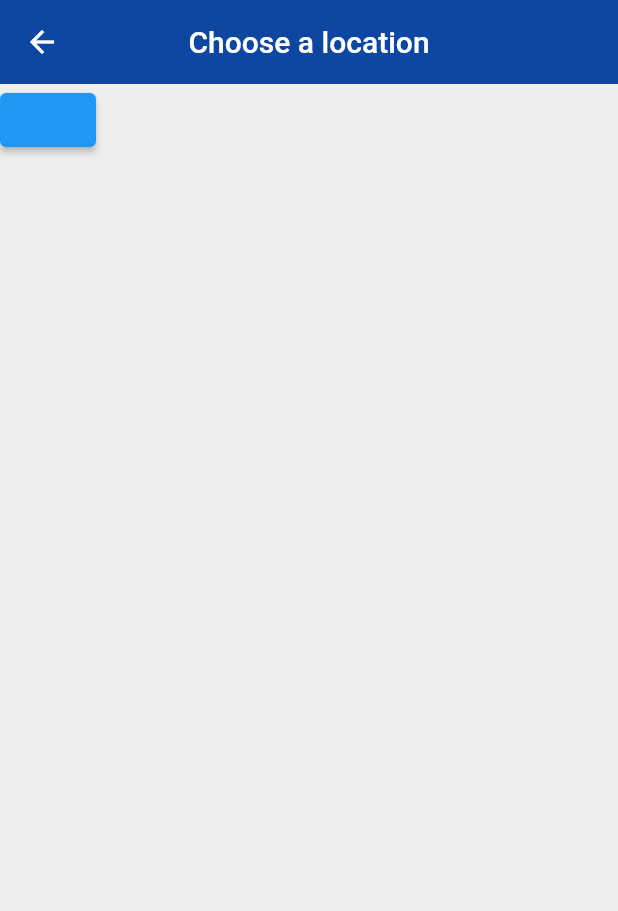
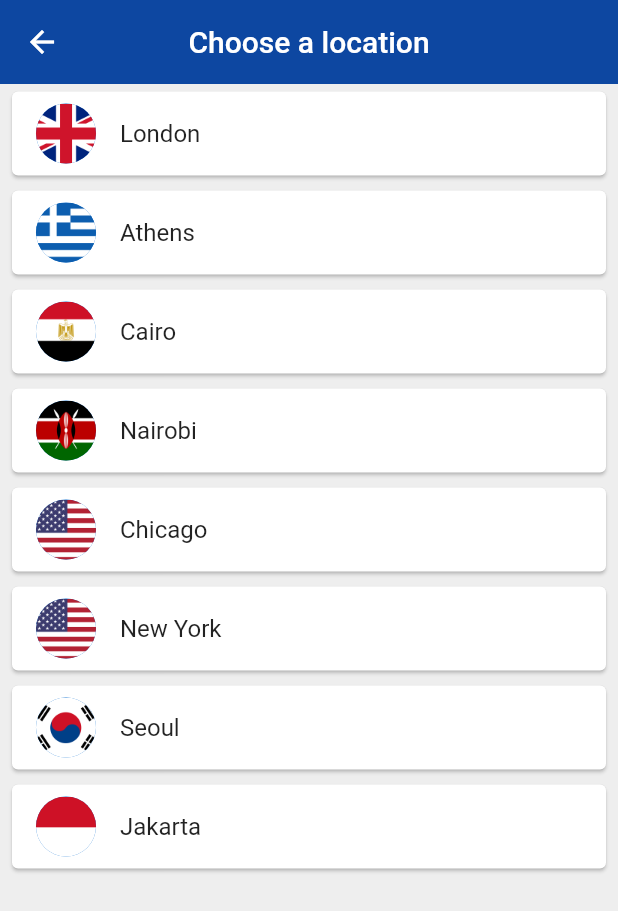
Before and after one commit to BinhT1/Flutter-fundamental, a Flutter app: the ChooseLocation screen opened by its route, on a phone screen of 412 x 824 dp. Shown: the top 911 px of the screen. Run offline on Flutter 3.47's test engine with Material 2 defaults, Android fonts, the phone set to English and light mode, and no system bars; our stand-ins replace flutter_spinkit; network calls fail; statements that could not run were skipped.

Commit message:
update time

```diff
--- a/lib/pages/choose_location.dart
+++ b/lib/pages/choose_location.dart
@@ -1,4 +1,5 @@
 import 'package:flutter/material.dart';
+import 'package:flutter_fundamental/services/world_time.dart';
 
 class ChooseLocation extends StatefulWidget {
   const ChooseLocation({Key? key}) : super(key: key);
@@ -8,20 +9,28 @@ class ChooseLocation extends StatefulWidget {
 }
 
 class _ChooseLocationState extends State<ChooseLocation> {
-  void getData() async {
-    String username = await Future.delayed(Duration(seconds: 3), () {
-      return 'Binh';
+  List<WorldTime> locations = [
+    WorldTime(url: 'Europe/London', location: 'London', flag: 'uk.png'),
+    WorldTime(url: 'Europe/Berlin', location: 'Athens', flag: 'greece.png'),
+    WorldTime(url: 'Africa/Cairo', location: 'Cairo', flag: 'egypt.png'),
+    WorldTime(url: 'Africa/Nairobi', location: 'Nairobi', flag: 'kenya.png'),
+    WorldTime(url: 'America/Chicago', location: 'Chicago', flag: 'usa.png'),
+    WorldTime(url: 'America/New_York', location: 'New York', flag: 'usa.png'),
+    WorldTime(url: 'Asia/Seoul', location: 'Seoul', flag: 'south_korea.png'),
+    WorldTime(url: 'Asia/Jakarta', location: 'Jakarta', flag: 'indonesia.png'),
+  ];
+
+  void updateTime(index) async {
+    WorldTime instance = locations[index];
+    await instance.getData();
+
+    //navigate to home screen
+    Navigator.pop(context, {
+      'location': instance.location,
+      'flag': instance.flag,
+      'time': instance.time,
+      'isDaytime': instance.isDaytime,
     });
-    String bio = await Future.delayed(Duration(seconds: 2), () {
-      return 'vegan, musician & egg collector';
-    });
-    print('$username - $bio');
-  }
-
-  @override
-  void initState() {
-    super.initState();
-    getData();
   }
 
   @override
@@ -34,7 +43,26 @@ class _ChooseLocationState extends State<ChooseLocation> {
         centerTitle: true,
         elevation: 0,
       ),
-      body: ElevatedButton(onPressed: () {}, child: Text('')),
+      body: ListView.builder(
+        itemCount: locations.length,
+        itemBuilder: ((context, index) {
+          return Padding(
+            padding: EdgeInsets.symmetric(vertical: 1.0, horizontal: 4.0),
+            child: Card(
+              child: ListTile(
+                onTap: () {
+                  updateTime(index);
+                },
+                title: Text(locations[index].location),
+                leading: CircleAvatar(
+                  backgroundImage:
+                      AssetImage('assets/${locations[index].flag}'),
+                ),
+              ),
+            ),
+          );
+        }),
+      ),
     );
   }
 }
--- a/lib/pages/loading.dart
+++ b/lib/pages/loading.dart
@@ -14,7 +14,7 @@ class Loading extends StatefulWidget {
 class _LoadingState extends State<Loading> {
   String time = 'loading';
   void setupWorldTime() async {
-    WorldTime instance = WorldTime(
+    WorldTime instance = await WorldTime(
         location: 'Hà Nội', flag: 'germany.png', url: "Asia/Ho_Chi_Minh");
     await instance.getData();
     Navigator.pushNamed(context, '/home', arguments: {
```
Also changed, not shown: lib/pages/home.dart (+18 -6 lines), assets/day.png (added), assets/egypt.png (added), assets/germany.png (added), assets/greece.png (added), assets/img1.jpg (deleted), assets/img2.jpg (deleted), assets/indonesia.png (added), assets/kenya.png (added), assets/night.png (added), assets/south_korea.png (added), assets/uk.png (added), assets/usa.png (added).
